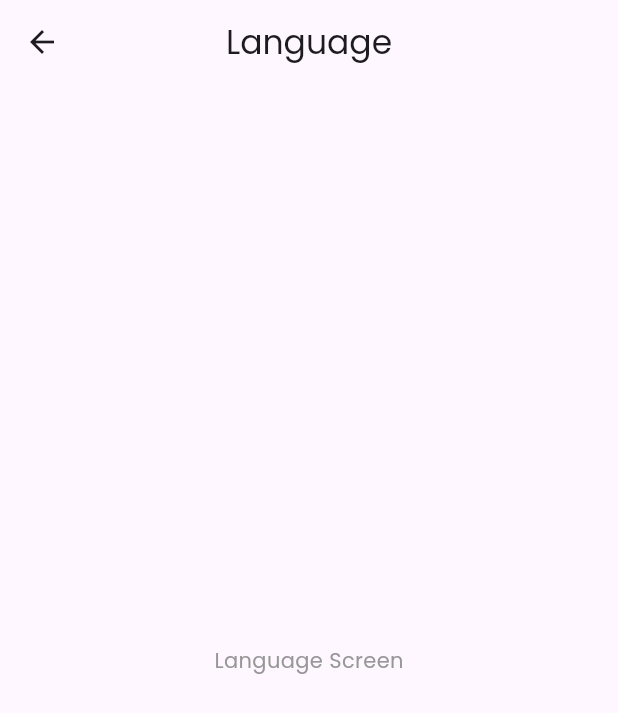
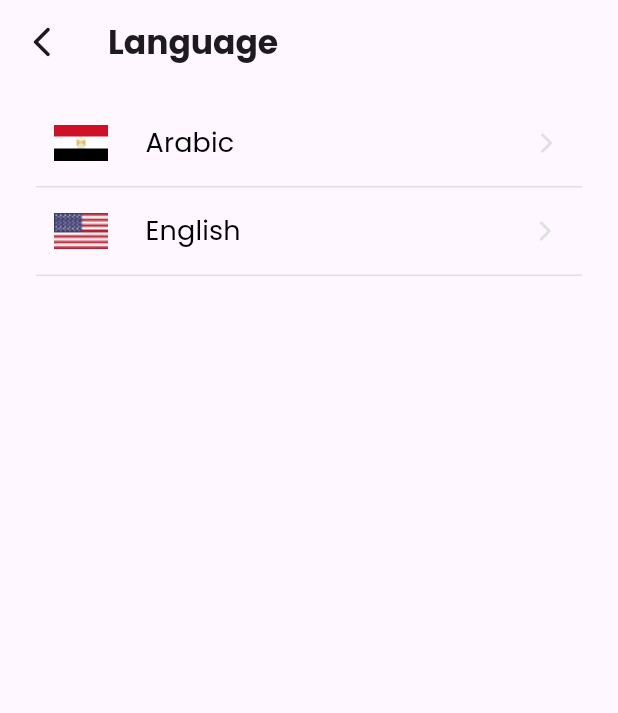
Before and after one commit to ACICT-DEPI/CAI1_SWD4_S9d-bank-application, a Flutter app: the LanguageProfileScreen screen opened by its route, on a phone screen of 412 x 824 dp. Shown: the top 713 px of the screen. Run offline on Flutter 3.47's test engine with Material 3 defaults, Android fonts, the phone set to English and light mode, and no system bars; our stand-ins replace awesome_dialog, cloud_firestore, firebase_auth, firebase_core, flutter_otp_text_field, get and 3 more; accounts and stored records are empty; project files that could hold a hidden picture were left out.

Commit message:
Language screen design complete

```diff
--- a/lib/screen/settings/language_profile.dart
+++ b/lib/screen/settings/language_profile.dart
@@ -11,12 +11,73 @@ class LanguageProfileScreen extends StatelessWidget {
         Get.put(LanguagePageControllerImpl());
     return Scaffold(
       appBar: AppBar(
-        title: Text('Language'),
+        leading: IconButton(
+            onPressed: (){Navigator.pop(context);},
+            icon: Icon(Icons.arrow_back_ios_new_rounded)
+        ),
+        title: Text('Language', style: TextStyle(fontWeight: FontWeight.bold),),
         elevation: 0,
-        centerTitle: true,
       ),
-      body: Center(
-        child: Text('Language Screen'),
+      body: Container(
+        padding: EdgeInsets.symmetric(vertical: 10, horizontal: 24),
+          child: Column(
+            children: [
+              Container(
+                padding: EdgeInsets.symmetric(vertical: 5),
+                width: double.infinity,
+                alignment: Alignment.centerLeft,
+                decoration: BoxDecoration(
+                    border: Border(
+                        bottom: BorderSide(color: Colors.grey.shade300)
+                    )
+                ),
+                child: TextButton(
+                    onPressed: () {
+                      //edit app's language
+                    },
+                    child: Row(
+                      mainAxisSize: MainAxisSize.min,
+                      children: [
+                        Image.asset('assets/images/eg.png'),
+                        SizedBox(width: 25,),
+                        Text(
+                          'Arabic',
+                          style: TextStyle(fontSize: 18, color: Colors.black),
+                        ),
+                        SizedBox(width: 200,),
+                        Icon(Icons.arrow_forward_ios_rounded, size: 16, color: Colors.grey.shade300)
+                      ],
+                    )),
+              ),
+              Container(
+                padding: EdgeInsets.symmetric(vertical: 5),
+                width: double.infinity,
+                alignment: Alignment.centerLeft,
+                decoration: BoxDecoration(
+                    border: Border(
+                        bottom: BorderSide(color: Colors.grey.shade300)
+                    )
+                ),
+                child: TextButton(
+                    onPressed: () {
+                      //edit app's language
+                    },
+                    child: Row(
+                      mainAxisSize: MainAxisSize.min,
+                      children: [
+                        Image.asset('assets/images/us.png'),
+                        SizedBox(width: 25,),
+                        Text(
+                          'English',
+                          style: TextStyle(fontSize: 18, color: Colors.black),
+                        ),
+                        SizedBox(width: 195,),
+                        Icon(Icons.arrow_forward_ios_rounded, size: 16, color: Colors.grey.shade300)
+                      ],
+                    )),
+              ),
+            ],
+          )
       ),
     );
   }
```
Also changed, not shown: assets/images/eg.png (added), assets/images/us.png (added).
